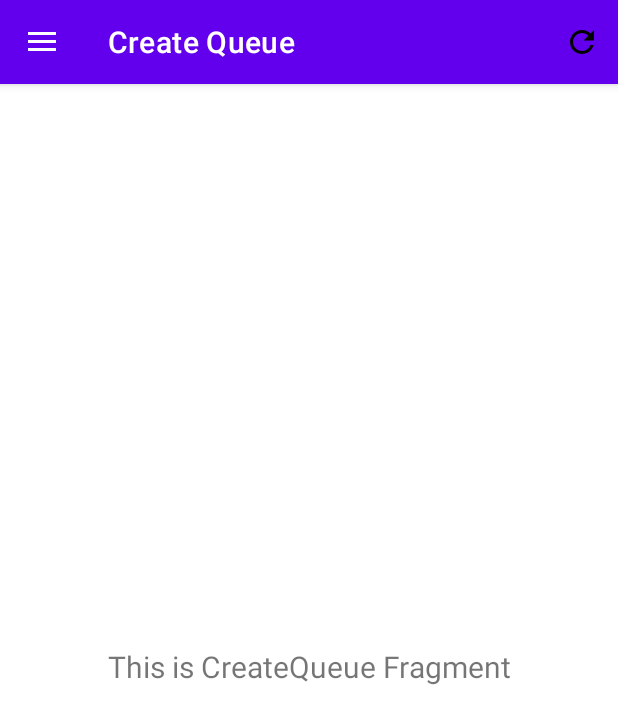
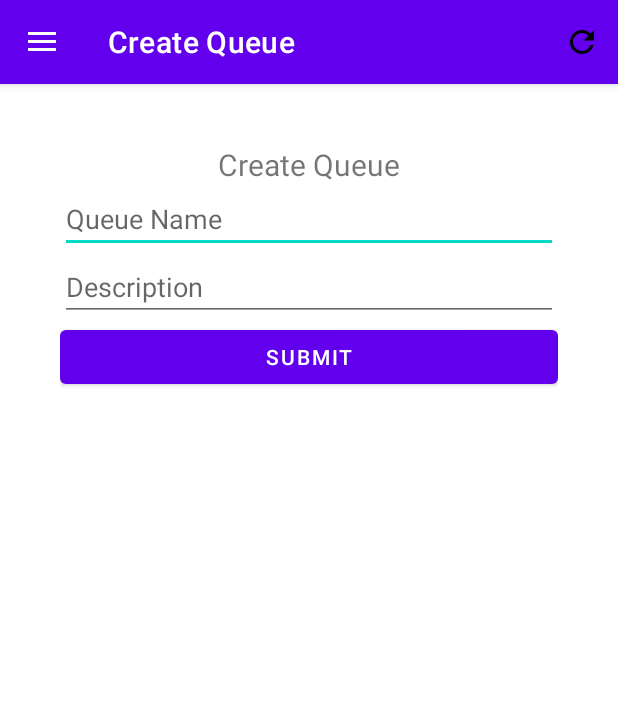
Before and after one commit to GalychMaks/QueueMobile, an Android app: the screen it shows after launch (MainActivity), in the side drawer, after a tap on "Create Queue", on a phone screen of 412 x 824 dp. Shown: the top 724 px of the screen. Run offline under Robolectric (Android 15) with nearby library versions, the phone set to English and light mode, and no system bars; our stand-ins replace navigation-ui.

Commit message:
implement createQueue fragment. Need to be fixed

```diff
--- a/app/src/main/java/com/example/queue/api/API.kt
+++ b/app/src/main/java/com/example/queue/api/API.kt
@@ -1,5 +1,8 @@
 package com.example.queue.api
 
+import com.example.queue.models.CreateQueueRequestModel
+import com.example.queue.models.CreateQueueResponseModel
+import com.example.queue.models.GetLoggedInUserResponse
 import com.example.queue.models.Key
 import com.example.queue.models.LoginRequest
 import com.example.queue.models.QueueModel
@@ -20,8 +23,12 @@ interface API {
     @POST("dj-rest-auth/logout/")
     suspend fun logout(@Header("Authorization") authorization: String): Response<Void>
 
+    @GET("dj-rest-auth/user/")
+    suspend fun getLoggedInUser(@Header("Authorization") authorization: String): Response<GetLoggedInUserResponse>
+
     @GET("queues/")
     suspend fun getQueues(): Response<List<QueueModel>>
 
-
+    @POST("queues/")
+    suspend fun createQueue(@Body createQueueModel: CreateQueueRequestModel): Response<CreateQueueResponseModel>
 }
--- a/app/src/main/java/com/example/queue/repository/Repository.kt
+++ b/app/src/main/java/com/example/queue/repository/Repository.kt
@@ -1,6 +1,7 @@
 package com.example.queue.repository
 
 import com.example.queue.api.RetrofitInstance
+import com.example.queue.models.CreateQueueRequestModel
 import com.example.queue.models.LoginRequest
 import com.example.queue.models.RegistrationRequest
 
@@ -8,6 +9,8 @@ class Repository {
     suspend fun login(loginRequest: LoginRequest) = RetrofitInstance.api.login(loginRequest)
     suspend fun registration(registrationRequest: RegistrationRequest) = RetrofitInstance.api.registration(registrationRequest)
     suspend fun logout(authorization: String) = RetrofitInstance.api.logout(authorization)
+    suspend fun getLoggedInUser(authorization: String) = RetrofitInstance.api.getLoggedInUser(authorization)
     suspend fun getQueues() = RetrofitInstance.api.getQueues()
+    suspend fun createQueue(createQueueRequestModel: CreateQueueRequestModel) = RetrofitInstance.api.createQueue(createQueueRequestModel)
 
 }
--- a/app/src/main/java/com/example/queue/ui/fragments/SignInFragment.kt
+++ b/app/src/main/java/com/example/queue/ui/fragments/SignInFragment.kt
@@ -42,7 +42,6 @@ class SignInFragment : Fragment() {
         }
 
         binding.btnSignIn.setOnClickListener {
-            binding.progressBar.visibility = View.VISIBLE
             viewModel.login(
                 LoginRequest(
                     binding.etUserName.text.toString(),
--- a/app/src/main/java/com/example/queue/util/Constants.kt
+++ b/app/src/main/java/com/example/queue/util/Constants.kt
@@ -2,7 +2,7 @@ package com.example.queue.util
 
 class Constants {
     companion object {
-        const val BASE_URL = "http://192.168.1.106:8000/"
+        const val BASE_URL = "http://192.168.1.101:8000/"
         const val LOGGED_IN_USER_NAME = "loggedInUserName"
         const val TOKEN_KEY = "tokenKey"
         const val SHARED_PREFERENCES = "shredPref"
--- a/app/src/main/res/layout/fragment_create_queue.xml
+++ b/app/src/main/res/layout/fragment_create_queue.xml
@@ -4,20 +4,52 @@
     xmlns:tools="http://schemas.android.com/tools"
     android:layout_width="match_parent"
     android:layout_height="match_parent"
+    android:padding="40dp"
     tools:context=".ui.fragments.CreateQueueFragment">
 
     <TextView
-        android:id="@+id/text_gallery"
+        android:id="@+id/tvCreateQueue"
+        android:layout_width="wrap_content"
+        android:layout_height="wrap_content"
+        android:text="@string/create_queue"
+        android:textSize="20sp"
+        app:layout_constraintEnd_toEndOf="parent"
+        app:layout_constraintStart_toStartOf="parent"
+        app:layout_constraintTop_toTopOf="parent" />
+
+    <EditText
+        android:id="@+id/etQueueName"
         android:layout_width="match_parent"
         android:layout_height="wrap_content"
-        android:layout_marginStart="8dp"
-        android:layout_marginTop="8dp"
-        android:layout_marginEnd="8dp"
-        android:textAlignment="center"
-        android:textSize="20sp"
+        android:hint="@string/queue_name"
+        app:layout_constraintStart_toStartOf="parent"
+        app:layout_constraintTop_toBottomOf="@+id/tvCreateQueue" />
+
+    <EditText
+        android:id="@+id/etDescription"
+        android:layout_width="match_parent"
+        android:layout_height="wrap_content"
+        android:hint="@string/description"
+        app:layout_constraintStart_toStartOf="parent"
+        app:layout_constraintTop_toBottomOf="@+id/etQueueName" />
+
+    <Button
+        android:id="@+id/btnSubmit"
+        android:layout_width="match_parent"
+        android:layout_height="wrap_content"
+        android:text="@string/submit"
+        app:layout_constraintEnd_toStartOf="parent"
+        app:layout_constraintTop_toBottomOf="@+id/etDescription" />
+
+    <ProgressBar
+        android:id="@+id/progressBar"
+        style="?attr/progressBarStyle"
+        android:layout_width="wrap_content"
+        android:layout_height="wrap_content"
+        android:layout_marginBottom="20dp"
+        android:visibility="invisible"
         app:layout_constraintBottom_toBottomOf="parent"
         app:layout_constraintEnd_toEndOf="parent"
-        app:layout_constraintStart_toStartOf="parent"
-        app:layout_constraintTop_toTopOf="parent"
-        android:text="This is CreateQueue Fragment"/>
+        app:layout_constraintStart_toStartOf="parent" />
+
 </androidx.constraintlayout.widget.ConstraintLayout>
--- a/app/src/main/res/values/strings.xml
+++ b/app/src/main/res/values/strings.xml
@@ -15,6 +15,10 @@
     <string name="menu_sign_in_sign_up">Sign in/Sign up</string>
     <string name="menu_logout">Logout</string>
 
+    <string name="queue_name">Queue Name</string>
+    <string name="description">Description</string>
+    <string name="create_queue">Create Queue</string>
+    <string name="submit">submit</string>
     <string name="create_an_account">Create An Account</string>
     <string name="enter_your_email_address">Enter your email address</string>
     <string name="enter_your_user_name">Enter your user name</string>
```
Also changed, not shown: app/src/main/java/com/example/queue/models/CreateQueueRequestModel.kt (added, +7 -0 lines), app/src/main/java/com/example/queue/models/CreateQueueResponseModel.kt (added, +10 -0 lines), app/src/main/java/com/example/queue/models/GetLoggedInUserResponse.kt (added, +9 -0 lines), app/src/main/java/com/example/queue/ui/MainViewModel.kt (+43 -3 lines), app/src/main/java/com/example/queue/ui/fragments/CreateQueueFragment.kt (+44 -0 lines).
